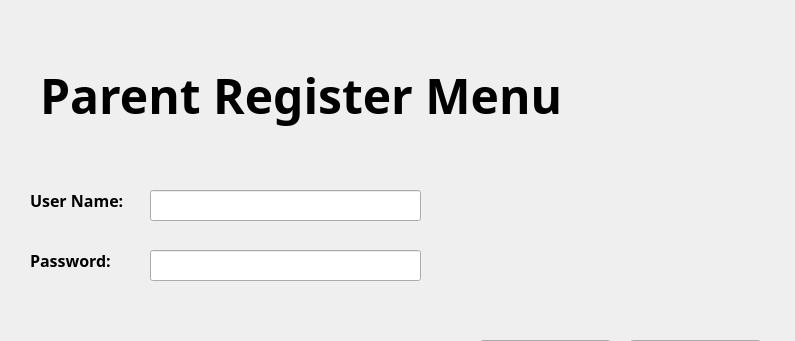
Qt form src/login/GUI/ParentRegister.ui (itay9/SCE_BSMP_2021_Team5) before a commit; both pictures show x 0 to 795 and y 0 to 341 of the 795 by 506 pixel window.
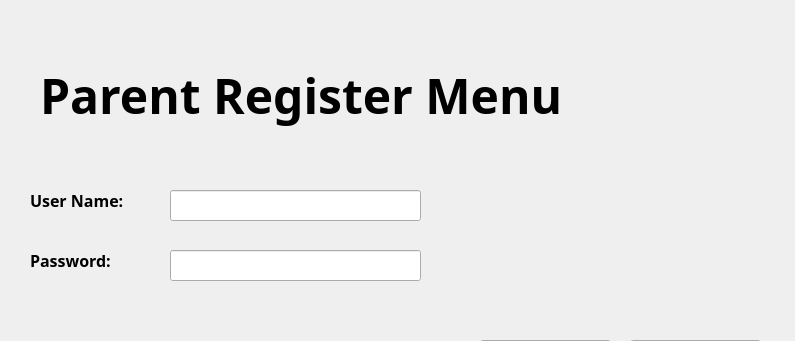
The same form after that commit.

What changed in the file:
```diff
--- a/src/login/GUI/ParentRegister.ui
+++ b/src/login/GUI/ParentRegister.ui
@@ -19,7 +19,7 @@
      <rect>
       <x>40</x>
       <y>60</y>
-      <width>591</width>
+      <width>731</width>
       <height>71</height>
      </rect>
     </property>
@@ -59,9 +59,9 @@
    <widget class="QLineEdit" name="pwInput">
     <property name="geometry">
      <rect>
-      <x>150</x>
+      <x>170</x>
       <y>250</y>
-      <width>271</width>
+      <width>251</width>
       <height>31</height>
      </rect>
     </property>
@@ -72,9 +72,9 @@
    <widget class="QLineEdit" name="userNameInput">
     <property name="geometry">
      <rect>
-      <x>150</x>
+      <x>170</x>
       <y>190</y>
-      <width>271</width>
+      <width>251</width>
       <height>31</height>
      </rect>
     </property>
@@ -84,7 +84,7 @@
      <rect>
       <x>30</x>
       <y>190</y>
-      <width>111</width>
+      <width>131</width>
       <height>21</height>
      </rect>
     </property>
```
Left out of the diff: 10 changed lines with no effect on the pictures.
